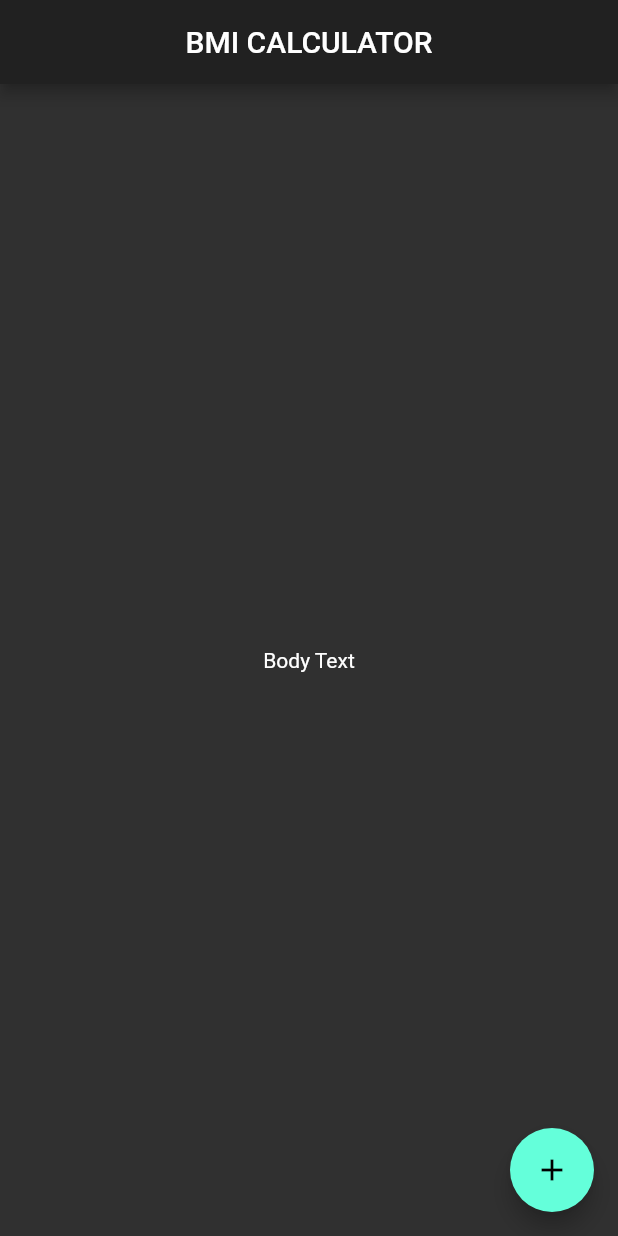
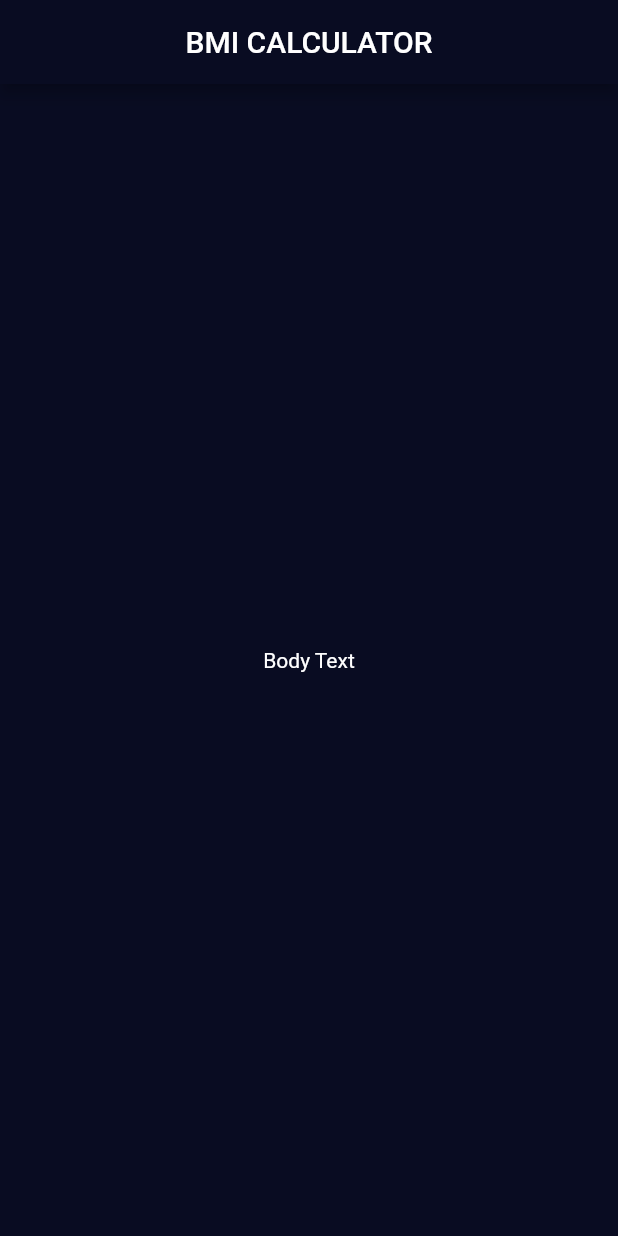
Before and after one commit to KAIMonmoy/Flutter-BMI-Calculator, a Flutter app: the screen it shows after launch, on a phone screen of 412 x 824 dp. Run offline on Flutter 3.47's test engine with Material 2 defaults, Android fonts, the phone set to English and light mode, and no system bars.

Commit message:
:sparkles: Updated AppTheme

```diff
--- /dev/null
+++ b/lib/input_page.dart
@@ -0,0 +1,21 @@
+import 'package:flutter/material.dart';
+
+class InputPage extends StatefulWidget {
+  @override
+  _InputPageState createState() => _InputPageState();
+}
+
+class _InputPageState extends State<InputPage> {
+  @override
+  Widget build(BuildContext context) {
+    return Scaffold(
+      appBar: AppBar(
+        title: Text('BMI CALCULATOR'),
+        centerTitle: true,
+      ),
+      body: Center(
+        child: Text('Body Text'),
+      ),
+    );
+  }
+}
--- a/lib/main.dart
+++ b/lib/main.dart
@@ -1,4 +1,6 @@
 import 'package:flutter/material.dart';
+
+import 'input_page.dart';
 
 void main() => runApp(BMICalculator());
 
@@ -6,31 +8,11 @@ class BMICalculator extends StatelessWidget {
   @override
   Widget build(BuildContext context) {
     return MaterialApp(
-      theme: ThemeData.dark(),
+      theme: ThemeData.dark().copyWith(
+        primaryColor: Color(0xFF090C22),
+        scaffoldBackgroundColor: Color(0xFF090C22),
+      ),
       home: InputPage(),
     );
   }
 }
-
-class InputPage extends StatefulWidget {
-  @override
-  _InputPageState createState() => _InputPageState();
-}
-
-class _InputPageState extends State<InputPage> {
-  @override
-  Widget build(BuildContext context) {
-    return Scaffold(
-      appBar: AppBar(
-        title: Text('BMI CALCULATOR'),
-        centerTitle: true,
-      ),
-      body: Center(
-        child: Text('Body Text'),
-      ),
-      floatingActionButton: FloatingActionButton(
-        child: Icon(Icons.add),
-      ),
-    );
-  }
-}
```
